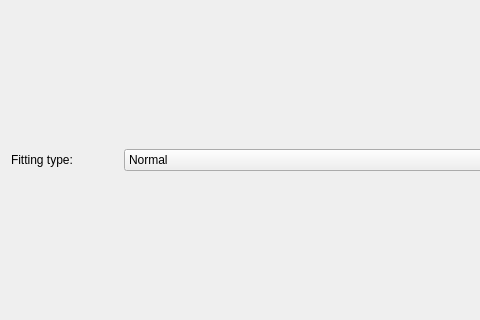
Qt form scripts/Muon/GUI/Common/fitting_tab_widget/fitting_tab.ui (mantidproject/mantid) before a commit; both pictures show x 0 to 480 and y 131 to 451 of the 610 by 583 pixel window.
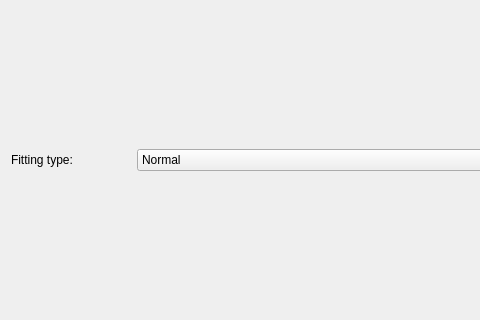
The same form after that commit.

```diff
--- a/scripts/Muon/GUI/Common/fitting_tab_widget/fitting_tab.ui
+++ b/scripts/Muon/GUI/Common/fitting_tab_widget/fitting_tab.ui
@@ -47,13 +47,13 @@
        <widget class="QLabel" name="fitting_type_label">
         <property name="minimumSize">
          <size>
-          <width>107</width>
+          <width>120</width>
           <height>0</height>
          </size>
         </property>
         <property name="maximumSize">
          <size>
-          <width>107</width>
+          <width>120</width>
           <height>16777215</height>
          </size>
         </property>
```
